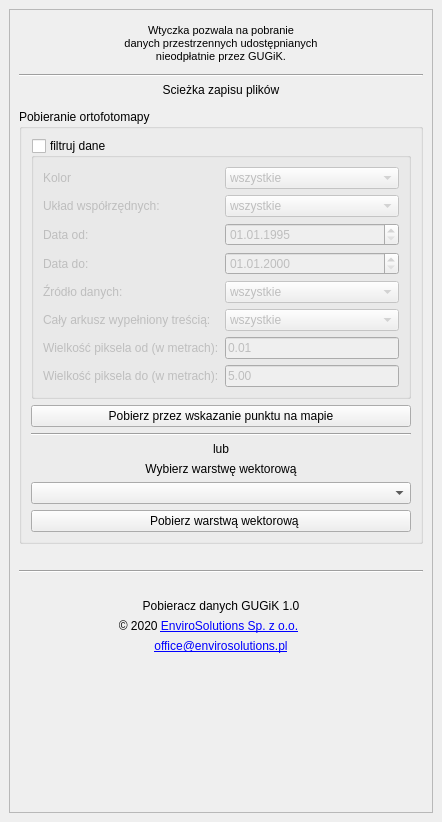
Old version of the form pobieracz_danych_gugik_base.ui in the repository envirosolutionspl/pobieracz_danych_gugik.
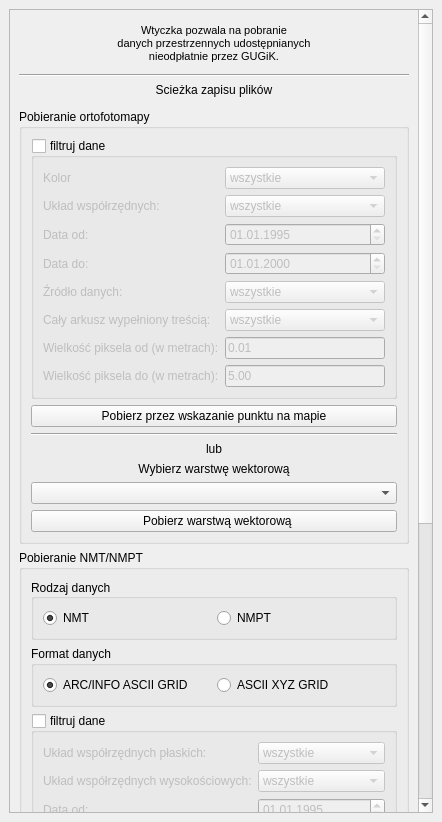
New version of the form. Icons and pictures are not drawn. Custom widgets are drawn as their Qt base class.

Commit message: stworzenie GUI MNT/NMPT

```diff
--- a/pobieracz_danych_gugik_base.ui
+++ b/pobieracz_danych_gugik_base.ui
@@ -24,9 +24,9 @@
        <property name="geometry">
         <rect>
          <x>0</x>
-         <y>0</y>
-         <width>422</width>
-         <height>780</height>
+         <y>-264</y>
+         <width>405</width>
+         <height>1183</height>
         </rect>
        </property>
        <layout class="QVBoxLayout" name="verticalLayout_2">
@@ -372,7 +372,346 @@
             <widget class="QgsMapLayerComboBox" name="mapLayerComboBox"/>
            </item>
            <item>
-            <widget class="QPushButton" name="fromLayer_btn">
+            <widget class="QPushButton" name="orto_fromLayer_btn">
+             <property name="text">
+              <string>  Pobierz warstwą wektorową</string>
+             </property>
+            </widget>
+           </item>
+          </layout>
+         </widget>
+        </item>
+        <item>
+         <widget class="QgsCollapsibleGroupBox" name="nmt_groupBox">
+          <property name="title">
+           <string>Pobieranie NMT/NMPT</string>
+          </property>
+          <layout class="QVBoxLayout" name="verticalLayout">
+           <item>
+            <widget class="QGroupBox" name="groupBox">
+             <property name="title">
+              <string>Rodzaj danych</string>
+             </property>
+             <property name="alignment">
+              <set>Qt::AlignLeading|Qt::AlignLeft|Qt::AlignVCenter</set>
+             </property>
+             <layout class="QHBoxLayout" name="horizontalLayout_3">
+              <item>
+               <widget class="QRadioButton" name="nmt_rdbtn">
+                <property name="text">
+                 <string>NMT</string>
+                </property>
+                <property name="checked">
+                 <bool>true</bool>
+                </property>
+               </widget>
+              </item>
+              <item>
+               <widget class="QRadioButton" name="nmpt_rdbtn">
+                <property name="text">
+                 <string>NMPT</string>
+                </property>
+               </widget>
+              </item>
+             </layout>
+            </widget>
+           </item>
+           <item>
+            <widget class="QGroupBox" name="groupBox_2">
+             <property name="title">
+              <string>Format danych</string>
+             </property>
+             <layout class="QHBoxLayout" name="horizontalLayout_4">
+              <item>
+               <widget class="QRadioButton" name="arcinfo_rdbtn">
+                <property name="text">
+                 <string>ARC/INFO ASCII GRID</string>
+                </property>
+                <property name="checked">
+                 <bool>true</bool>
+                </property>
+               </widget>
+              </item>
+              <item>
+               <widget class="QRadioButton" name="xyz_rdbtn">
+                <property name="text">
+                 <string>ASCII XYZ GRID</string>
+                </property>
+               </widget>
+              </item>
+             </layout>
+            </widget>
+           </item>
+           <item>
+            <widget class="QgsCollapsibleGroupBox" name="nmt_filter_groupBox">
+             <property name="title">
+              <string>filtruj dane</string>
+             </property>
+             <property name="checkable">
+              <bool>true</bool>
+             </property>
+             <property name="checked">
+              <bool>false</bool>
+             </property>
+             <property name="collapsed">
+              <bool>false</bool>
+             </property>
+             <layout class="QVBoxLayout" name="verticalLayout_3">
+              <item>
+               <layout class="QGridLayout" name="gridLayout_3">
+                <item row="1" column="1">
+                 <widget class="QComboBox" name="nmt_h_cmbbx">
+                  <item>
+                   <property name="text">
+                    <string>wszystkie</string>
+                   </property>
+                  </item>
+                  <item>
+                   <property name="text">
+                    <string>PL-KRON86-NH</string>
+                   </property>
+                  </item>
+                 </widget>
+                </item>
+                <item row="1" column="0">
+                 <widget class="QLabel" name="label_16">
+                  <property name="text">
+                   <string>Układ współrzędnych wysokościowych:</string>
+                  </property>
+                 </widget>
+                </item>
+                <item row="8" column="0">
+                 <widget class="QLabel" name="label_17">
+                  <property name="text">
+                   <string>Dokładność pionowa od (w metrach):</string>
+                  </property>
+                 </widget>
+                </item>
+                <item row="6" column="0">
+                 <widget class="QLabel" name="label_13">
+                  <property name="text">
+                   <string>Dokładność pozioma od (w metrach):</string>
+                  </property>
+                 </widget>
+                </item>
+                <item row="4" column="0">
+                 <widget class="QLabel" name="label_11">
+                  <property name="text">
+                   <string>Źródło danych:</string>
+                  </property>
+                 </widget>
+                </item>
+                <item row="6" column="1">
+                 <widget class="QgsFilterLineEdit" name="nmt_pixelFrom_lineEdit">
+                  <property name="text">
+                   <string>0.01</string>
+                  </property>
+                  <property name="qgisRelation" stdset="0">
+                   <string notr="true"/>
+                  </property>
+                 </widget>
+                </item>
+                <item row="0" column="1">
+                 <widget class="QComboBox" name="nmt_crs_cmbbx">
+                  <item>
+                   <property name="text">
+                    <string>wszystkie</string>
+                   </property>
+                  </item>
+                  <item>
+                   <property name="text">
+                    <string>PL-1992</string>
+                   </property>
+                  </item>
+                  <item>
+                   <property name="text">
+                    <string>PL-2000</string>
+                   </property>
+                  </item>
+                 </widget>
+                </item>
+                <item row="7" column="1">
+                 <widget class="QgsFilterLineEdit" name="nmt_pixelTo_lineEdit">
+                  <property name="text">
+                   <string>5.00</string>
+                  </property>
+                  <property name="showSpinner">
+                   <bool>false</bool>
+                  </property>
+                  <property name="qgisRelation" stdset="0">
+                   <string notr="true"/>
+                  </property>
+                 </widget>
+                </item>
+                <item row="7" column="0">
+                 <widget class="QLabel" name="label_14">
+                  <property name="text">
+                   <string>Dokładność pozioma do (w metrach):</string>
+                  </property>
+                 </widget>
+                </item>
+                <item row="4" column="1">
+                 <widget class="QComboBox" name="nmt_source_cmbbx">
+                  <item>
+                   <property name="text">
+                    <string>wszystkie</string>
+                   </property>
+                  </item>
+                  <item>
+                   <property name="text">
+                    <string>Zdj. cyfrowe</string>
+                   </property>
+                  </item>
+                  <item>
+                   <property name="text">
+                    <string>Zdj. analogowe</string>
+                   </property>
+                  </item>
+                 </widget>
+                </item>
+                <item row="5" column="0">
+                 <widget class="QLabel" name="label_12">
+                  <property name="text">
+                   <string>Cały arkusz wypełniony treścią:</string>
+                  </property>
+                 </widget>
+                </item>
+                <item row="0" column="0">
+                 <widget class="QLabel" name="label_3">
+                  <property name="text">
+                   <string>Układ współrzędnych płaskich:</string>
+                  </property>
+                 </widget>
+                </item>
+                <item row="2" column="1">
+                 <widget class="QgsDateTimeEdit" name="nmt_from_dateTimeEdit">
+                  <property name="date">
+                   <date>
+                    <year>1995</year>
+                    <month>1</month>
+                    <day>1</day>
+                   </date>
+                  </property>
+                  <property name="displayFormat">
+                   <string>dd.MM.yyyy</string>
+                  </property>
+                 </widget>
+                </item>
+                <item row="3" column="1">
+                 <widget class="QgsDateTimeEdit" name="nmt_to_dateTimeEdit">
+                  <property name="displayFormat">
+                   <string>dd.MM.yyyy</string>
+                  </property>
+                 </widget>
+                </item>
+                <item row="5" column="1">
+                 <widget class="QComboBox" name="nmt_full_cmbbx">
+                  <item>
+                   <property name="text">
+                    <string>wszystkie</string>
+                   </property>
+                  </item>
+                  <item>
+                   <property name="text">
+                    <string>TAK</string>
+                   </property>
+                  </item>
+                  <item>
+                   <property name="text">
+                    <string>NIE</string>
+                   </property>
+                  </item>
+                 </widget>
+                </item>
+                <item row="2" column="0">
+                 <widget class="QLabel" name="label_9">
+                  <property name="text">
+                   <string>Data od:</string>
+                  </property>
+                 </widget>
+                </item>
+                <item row="3" column="0">
+                 <widget class="QLabel" name="label_10">
+                  <property name="text">
+                   <string>Data do:</string>
+                  </property>
+                 </widget>
+                </item>
+                <item row="9" column="0">
+                 <widget class="QLabel" name="label_18">
+                  <property name="text">
+                   <string>Dokładność pionowa do (w metrach):</string>
+                  </property>
+                 </widget>
+                </item>
+                <item row="8" column="1">
+                 <widget class="QgsFilterLineEdit" name="nmt_mhFrom_lineEdit">
+                  <property name="text">
+                   <string>0.01</string>
+                  </property>
+                  <property name="qgisRelation" stdset="0">
+                   <string notr="true"/>
+                  </property>
+                 </widget>
+                </item>
+                <item row="9" column="1">
+                 <widget class="QgsFilterLineEdit" name="nmt_mhTo_lineEdit">
+                  <property name="text">
+                   <string>5.00</string>
+                  </property>
+                  <property name="qgisRelation" stdset="0">
+                   <string notr="true"/>
+                  </property>
+                 </widget>
+                </item>
+               </layout>
+              </item>
+             </layout>
+            </widget>
+           </item>
+           <item>
+            <widget class="QPushButton" name="nmt_capture_btn">
+             <property name="text">
+              <string>Pobierz przez wskazanie punktu na mapie</string>
+             </property>
+             <property name="icon">
+              <iconset>
+               <normaloff>:/plugins/pobieracz_danych_gugik/img/icon.png</normaloff>:/plugins/pobieracz_danych_gugik/img/icon.png</iconset>
+             </property>
+            </widget>
+           </item>
+           <item>
+            <widget class="Line" name="line">
+             <property name="orientation">
+              <enum>Qt::Horizontal</enum>
+             </property>
+            </widget>
+           </item>
+           <item>
+            <widget class="QLabel" name="label_15">
+             <property name="text">
+              <string>lub</string>
+             </property>
+             <property name="alignment">
+              <set>Qt::AlignCenter</set>
+             </property>
+            </widget>
+           </item>
+           <item>
+            <widget class="QLabel" name="label_2">
+             <property name="text">
+              <string>Wybierz warstwę wektorową</string>
+             </property>
+             <property name="alignment">
+              <set>Qt::AlignCenter</set>
+             </property>
+            </widget>
+           </item>
+           <item>
+            <widget class="QgsMapLayerComboBox" name="nmt_mapLayerComboBox"/>
+           </item>
+           <item>
+            <widget class="QPushButton" name="nmt_fromLayer_btn">
              <property name="text">
               <string>  Pobierz warstwą wektorową</string>
              </property>
```
Left out of the diff: 20 changed lines with no effect on the pictures. The commit also changes 8 other files.
